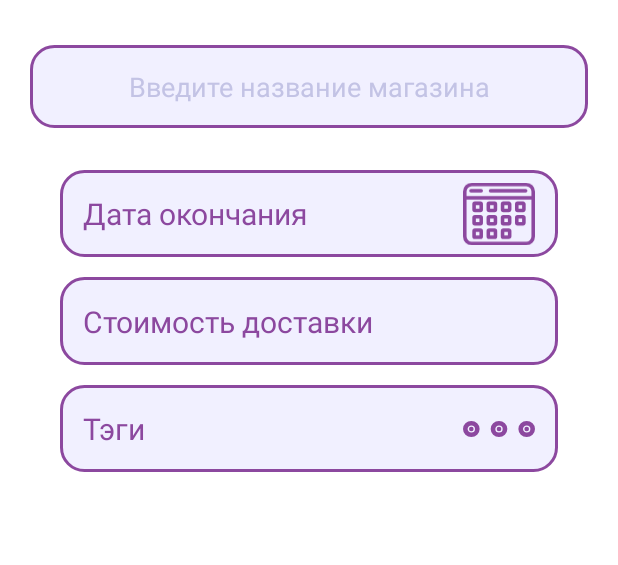
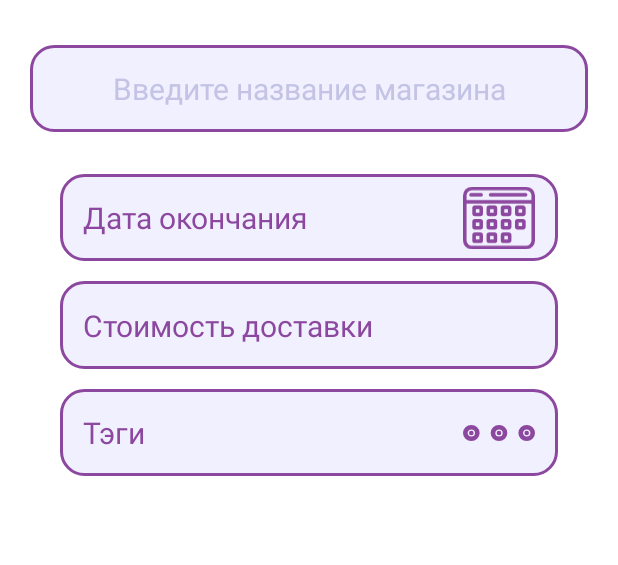
Before and after one commit to MADMAXIMUUS/Gendel, an Android app: the layout fragment_new_bill.xml on its own in the app's theme, with its tools: preview values and no code run, on a phone screen of 412 x 824 dp. Shown: the top 565 px of the screen. Run offline under Robolectric (Android 15) with nearby library versions, the phone set to English and light mode, and no system bars.

Commit message:
Добавлен экран создания нового объявления

```diff
--- a/app/src/main/java/com/example/gendel/ui/screens/base/BaseChatFragment.kt
+++ b/app/src/main/java/com/example/gendel/ui/screens/base/BaseChatFragment.kt
@@ -11,6 +11,7 @@ open class BaseChatFragment(layout: Int) : Fragment(layout) {
         super.onStart()
         APP_ACTIVITY.binding.bottomNavigationMenu.visibility = View.GONE
         APP_ACTIVITY.supportActionBar?.setDisplayHomeAsUpEnabled(true)
+        APP_ACTIVITY.supportActionBar?.setHomeAsUpIndicator(R.drawable.ic_backarrow)
         APP_ACTIVITY.toolbar.setNavigationOnClickListener {
             APP_ACTIVITY.supportFragmentManager.popBackStack()
         }
--- a/app/src/main/java/com/example/gendel/ui/screens/base/BaseFragment.kt
+++ b/app/src/main/java/com/example/gendel/ui/screens/base/BaseFragment.kt
@@ -12,6 +12,7 @@ open class BaseFragment(layout: Int) : Fragment(layout) {
         APP_ACTIVITY.binding.bottomNavigationMenuRoot.visibility = View.GONE
         APP_ACTIVITY.toolbar.findViewById<View>(R.id.toolbar_search).visibility = View.GONE
         APP_ACTIVITY.supportActionBar?.setDisplayHomeAsUpEnabled(true)
+        APP_ACTIVITY.supportActionBar?.setHomeAsUpIndicator(R.drawable.ic_backarrow)
         APP_ACTIVITY.toolbar.setNavigationOnClickListener {
             APP_ACTIVITY.supportFragmentManager.popBackStack()
         }
--- a/app/src/main/res/drawable/ic_backarrow.xml
+++ b/app/src/main/res/drawable/ic_backarrow.xml
@@ -3,8 +3,8 @@
     android:width="34.35dp" xmlns:android="http://schemas.android.com/apk/res/android">
     <path android:fillColor="#00000000"
         android:pathData="M34.35,11.44L17.35,11.44"
-        android:strokeColor="#000" android:strokeWidth="2"/>
+        android:strokeColor="@color/white_pink" android:strokeWidth="2"/>
     <path android:fillColor="#00000000"
         android:pathData="M2.12,11.65 L19.35,2.44h0a19.07,19.07 0,0 0,-0.18 18.07l0.18,0.35Z"
-        android:strokeColor="#000" android:strokeWidth="2"/>
+        android:strokeColor="@color/white_pink" android:strokeWidth="2"/>
 </vector>
--- a/app/src/main/res/layout/fragment_new_bill.xml
+++ b/app/src/main/res/layout/fragment_new_bill.xml
@@ -18,6 +18,7 @@
         android:inputType="text"
         android:textColor="@color/pink"
         android:padding="15dp"
+        android:textSize="20sp"
         android:textAlignment="center"
         android:textColorHint="@color/blue_pink"
         app:layout_constraintEnd_toEndOf="parent"
@@ -99,6 +100,7 @@
             android:importantForAutofill="no"
             android:inputType="numberDecimal"
             android:padding="10dp"
+            android:textSize="20sp"
             android:textAlignment="textEnd"
             android:textColor="@color/pink"
             app:layout_constraintBottom_toBottomOf="parent"
```
